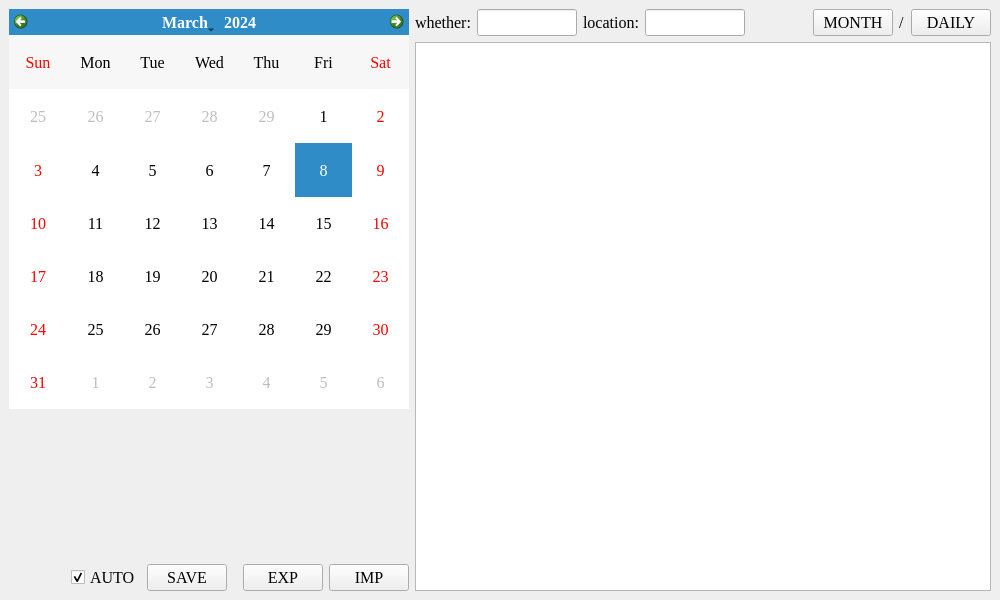
This is core/diary.ui in Jiangxp16/pydiary as Qt 5 draws it before an edit. The edited form follows.
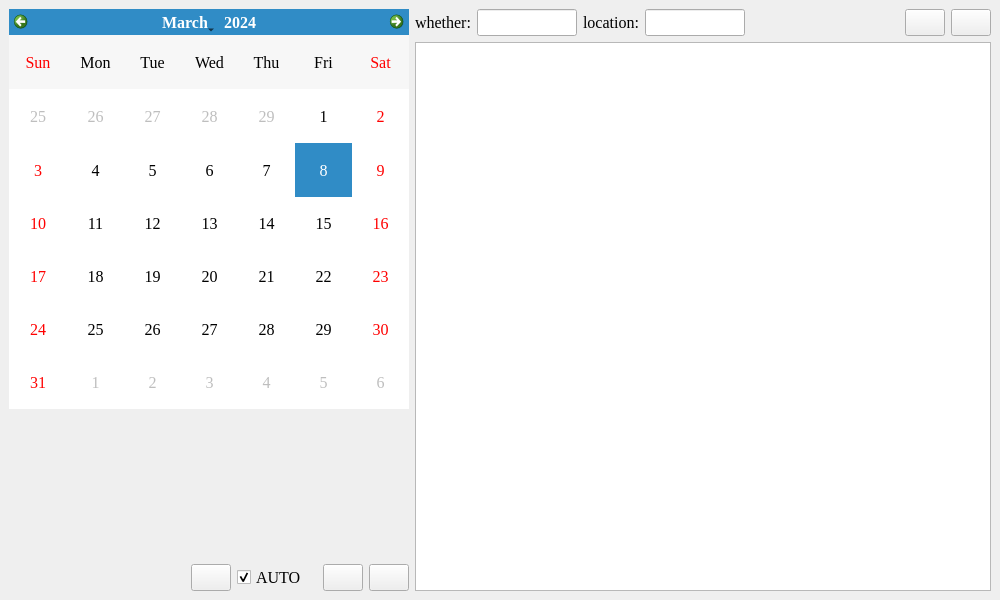
This is the edited form.

```diff
--- a/core/diary.ui
+++ b/core/diary.ui
@@ -108,6 +108,37 @@
           </property>
          </spacer>
         </item>
+        <item>
+         <widget class="QPushButton" name="pb_save">
+          <property name="minimumSize">
+           <size>
+            <width>40</width>
+            <height>0</height>
+           </size>
+          </property>
+          <property name="maximumSize">
+           <size>
+            <width>40</width>
+            <height>16777215</height>
+           </size>
+          </property>
+          <property name="toolTip">
+           <string>Ctrl+S: SAVE</string>
+          </property>
+          <property name="styleSheet">
+           <string notr="true"/>
+          </property>
+          <property name="text">
+           <string/>
+          </property>
+          <property name="default">
+           <bool>false</bool>
+          </property>
+          <property name="flat">
+           <bool>false</bool>
+          </property>
+         </widget>
+        </item>
         <item>
          <widget class="QCheckBox" name="cb_autosave">
           <property name="text">
@@ -118,22 +149,6 @@
           </property>
          </widget>
         </item>
-        <item>
-         <widget class="QPushButton" name="pb_save">
-          <property name="styleSheet">
-           <string notr="true"/>
-          </property>
-          <property name="text">
-           <string>SAVE</string>
-          </property>
-          <property name="default">
-           <bool>false</bool>
-          </property>
-          <property name="flat">
-           <bool>false</bool>
-          </property>
-         </widget>
-        </item>
         <item>
          <spacer name="horizontalSpacer_3">
           <property name="orientation">
@@ -151,16 +166,46 @@
          </spacer>
         </item>
         <item>
-         <widget class="QPushButton" name="pb_export">
+         <widget class="QPushButton" name="pb_imp">
+          <property name="minimumSize">
+           <size>
+            <width>40</width>
+            <height>0</height>
+           </size>
+          </property>
+          <property name="maximumSize">
+           <size>
+            <width>40</width>
+            <height>16777215</height>
+           </size>
+          </property>
+          <property name="toolTip">
+           <string>IMPORT</string>
+          </property>
           <property name="text">
-           <string>EXP</string>
+           <string/>
           </property>
          </widget>
         </item>
         <item>
-         <widget class="QPushButton" name="pb_import">
+         <widget class="QPushButton" name="pb_exp">
+          <property name="minimumSize">
+           <size>
+            <width>40</width>
+            <height>0</height>
+           </size>
+          </property>
+          <property name="maximumSize">
+           <size>
+            <width>40</width>
+            <height>16777215</height>
+           </size>
+          </property>
+          <property name="toolTip">
+           <string>EXPORT</string>
+          </property>
           <property name="text">
-           <string>IMP</string>
+           <string/>
           </property>
          </widget>
         </item>
@@ -243,11 +288,26 @@
         </item>
         <item>
          <widget class="QPushButton" name="pb_monthly">
+          <property name="minimumSize">
+           <size>
+            <width>40</width>
+            <height>0</height>
+           </size>
+          </property>
+          <property name="maximumSize">
+           <size>
+            <width>40</width>
+            <height>16777215</height>
+           </size>
+          </property>
+          <property name="toolTip">
+           <string>Ctrl+M: Month View</string>
+          </property>
           <property name="styleSheet">
            <string notr="true"/>
           </property>
           <property name="text">
-           <string>MONTH</string>
+           <string/>
           </property>
           <property name="default">
            <bool>false</bool>
@@ -257,20 +317,28 @@
           </property>
          </widget>
         </item>
-        <item>
-         <widget class="QLabel" name="label_2">
-          <property name="text">
-           <string>/</string>
-          </property>
-         </widget>
-        </item>
         <item>
          <widget class="QPushButton" name="pb_daily">
+          <property name="minimumSize">
+           <size>
+            <width>40</width>
+            <height>0</height>
+           </size>
+          </property>
+          <property name="maximumSize">
+           <size>
+            <width>40</width>
+            <height>16777215</height>
+           </size>
+          </property>
+          <property name="toolTip">
+           <string>Ctrl+D: Daily View</string>
+          </property>
           <property name="styleSheet">
            <string notr="true"/>
           </property>
           <property name="text">
-           <string>DAILY</string>
+           <string/>
           </property>
           <property name="default">
            <bool>false</bool>
```
